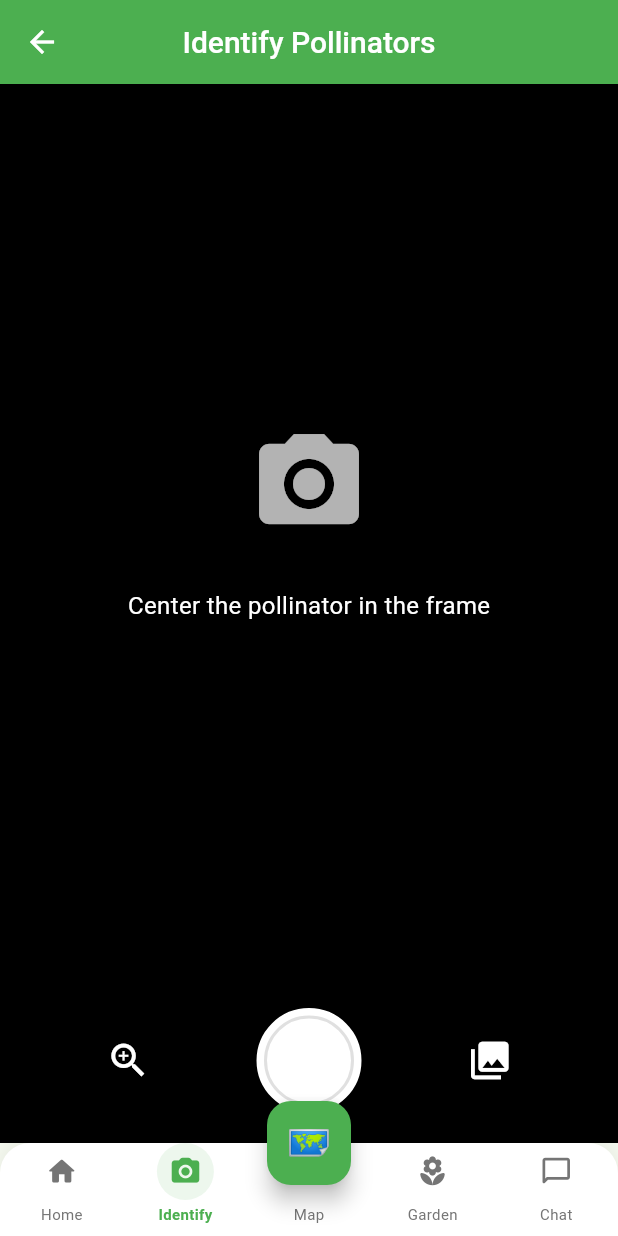
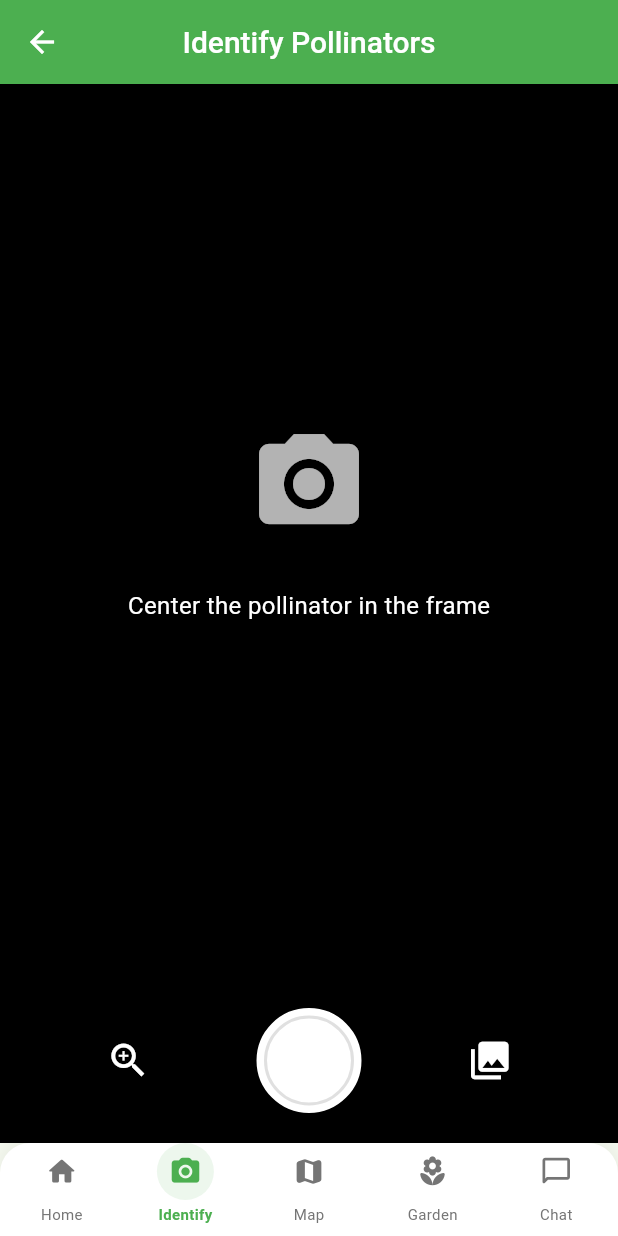
Before and after one commit to stephen30ppp/AI-Pollinator-Guardian, a Flutter app: the PollinatorIdScreen screen opened by its route, on a phone screen of 412 x 824 dp. Run offline on Flutter 3.47's test engine with Material 3 defaults, Android fonts, the phone set to English and light mode, and no system bars; our stand-ins replace cached_network_image, card_swiper, cloud_firestore, firebase_auth, firebase_core, firebase_storage and 6 more; accounts and stored records are empty; generated files the repository leaves out were written again; network calls fail.

Commit message:
Update pollinator_id_screen.dart

```diff
--- a/ai_pollinator_guardian/lib/features/pollinator_id/screens/pollinator_id_screen.dart
+++ b/ai_pollinator_guardian/lib/features/pollinator_id/screens/pollinator_id_screen.dart
@@ -260,14 +260,6 @@
           _isLoading
               ? _buildLoadingView()
               : (_isCameraView ? _buildCameraView() : _buildResultsView()),
-      floatingActionButton: FloatingActionButton(
-        onPressed: () {
-          Navigator.pushNamed(context, '/map');
-        },
-        backgroundColor: AppColors.primaryColor,
-        child: const Text('🗺️', style: TextStyle(fontSize: 24)),
-      ),
-      floatingActionButtonLocation: FloatingActionButtonLocation.centerDocked,
       bottomNavigationBar: PollinatorBottomNavBar(
         selectedIndex: 1, // Identify is selected
         onItemSelected: (index) {
```
